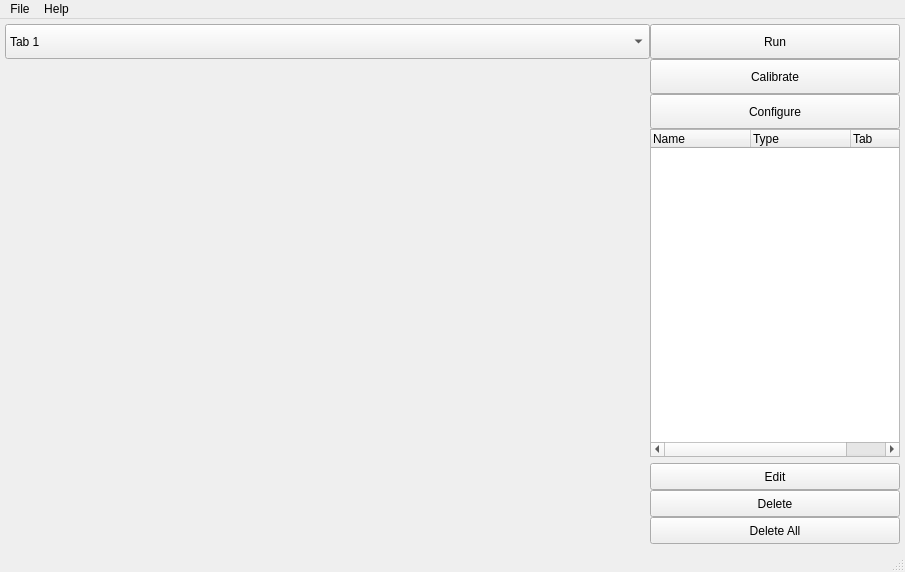
Amxx/MDMA, file code/Hadrien/QCvWindow/src/UI/mainwindow.ui: the form before one commit.
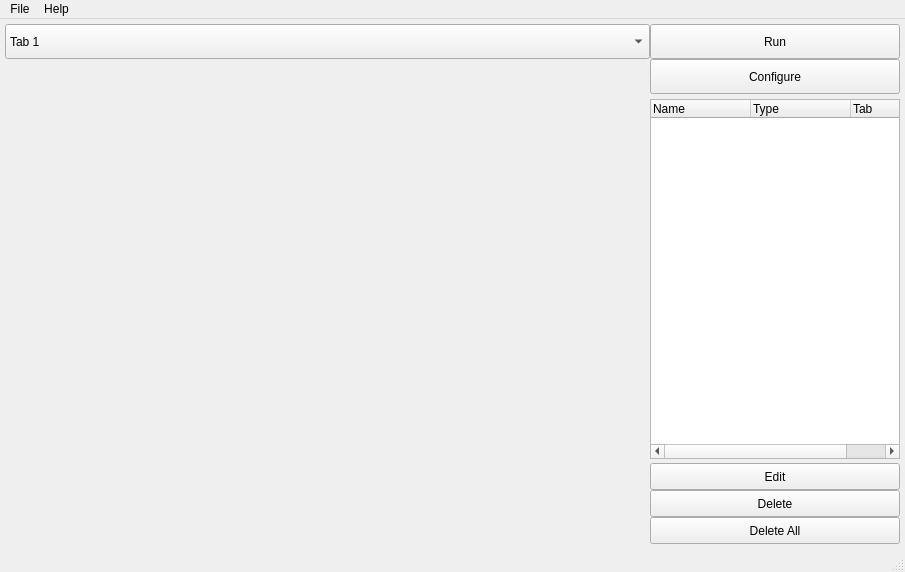
The form after the commit.

Commit message: maj hadrien, debut de fenetre de configuration

Patch:
```diff
--- a/code/Hadrien/QCvWindow/src/UI/mainwindow.ui
+++ b/code/Hadrien/QCvWindow/src/UI/mainwindow.ui
@@ -45,26 +45,13 @@
      <string>Run</string>
     </property>
    </widget>
-   <widget class="QPushButton" name="pushButton_calibrate">
-    <property name="geometry">
-     <rect>
-      <x>650</x>
-      <y>40</y>
-      <width>250</width>
-      <height>35</height>
-     </rect>
-    </property>
-    <property name="text">
-     <string>Calibrate</string>
-    </property>
-   </widget>
    <widget class="QTreeWidget" name="treeWidget_list">
     <property name="geometry">
      <rect>
       <x>650</x>
-      <y>110</y>
+      <y>80</y>
       <width>250</width>
-      <height>328</height>
+      <height>360</height>
      </rect>
     </property>
     <column>
@@ -138,7 +125,7 @@
     <property name="geometry">
      <rect>
       <x>650</x>
-      <y>75</y>
+      <y>40</y>
       <width>250</width>
       <height>35</height>
      </rect>
```
Left out of the diff: 1 changed line with no effect on the pictures. The commit also changes 6 other files.
